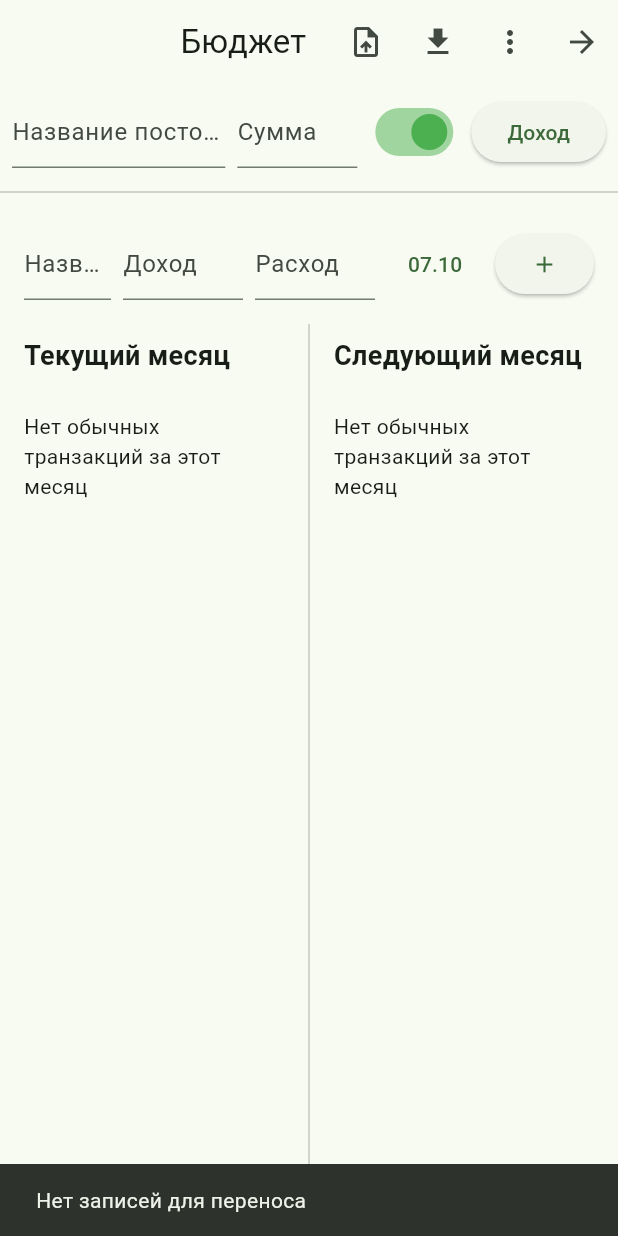
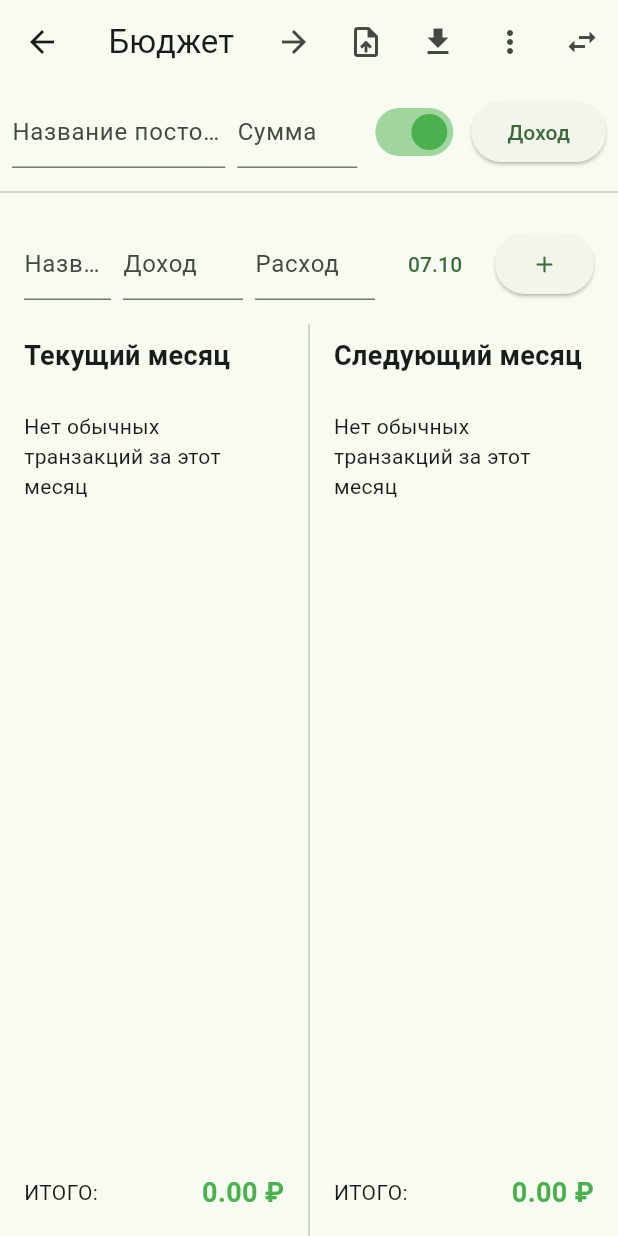
Before and after one commit to Ark005/my_first_app, a Flutter app: the screen it shows after launch, after a tap on the "arrow forward" icon, on a phone screen of 412 x 824 dp. Run offline on Flutter 3.47's test engine with Material 3 defaults, Android fonts, the phone set to English and light mode, and no system bars; our stand-ins replace file_picker, shared_preferences.

Commit message:
фиксируются перетягивание записей

```diff
--- a/lib/main.dart
+++ b/lib/main.dart
@@ -1,3 +1,4 @@
+// === ИМПОРТЫ ===
 import 'dart:io';
 import 'dart:math' as math;
 
@@ -8,20 +9,23 @@ import 'package:intl/intl.dart';
 import 'package:path_provider/path_provider.dart';
 import 'package:shared_preferences/shared_preferences.dart';
 
+// === ИНИЦИАЛИЗАЦИЯ ===
 void main() async {
   WidgetsFlutterBinding.ensureInitialized();
+  // Инициализация форматирования дат на русском языке
   await initializeDateFormatting('ru_RU', null);
   runApp(const BudgetApp());
 }
 
-// Модель транзакции — не изменилась
+// === МОДЕЛЬ ТРАНЗАКЦИИ ===
+// Хранит все данные одной записи: название, доход/расход, дата, постоянная ли, порядок
 class Transaction {
   String title;
   double income;
   double expense;
   DateTime date;
-  bool isRecurring;
-  int order;
+  bool isRecurring; // true — постоянная запись (доход/расход)
+  int order;        // порядок для drag-and-drop
 
   Transaction({
     required this.title,
@@ -32,10 +36,12 @@ class Transaction {
     this.order = 0,
   });
 
+  // Преобразует объект в строку для сохранения в SharedPreferences
   String toStorageString() {
     return '${date.millisecondsSinceEpoch}|$title|$income|$expense|$isRecurring|$order';
   }
 
+  // Восстанавливает объект из строки
   static Transaction fromStorageString(String s) {
     final parts = s.split('|');
     final order = parts.length > 5 ? int.tryParse(parts[5]) ?? 0 : 0;
@@ -50,6 +56,7 @@ class Transaction {
   }
 }
 
+// === ГЛАВНОЕ ПРИЛОЖЕНИЕ ===
 class BudgetApp extends StatelessWidget {
   const BudgetApp({super.key});
 
@@ -66,6 +73,7 @@ class BudgetApp extends StatelessWidget {
   }
 }
 
+// === ОСНОВНАЯ СТРАНИЦА ===
 class BudgetPage extends StatefulWidget {
   const BudgetPage({super.key});
 
@@ -74,10 +82,12 @@ class BudgetPage extends StatefulWidget {
 }
 
 class _BudgetPageState extends State<BudgetPage> {
-  final List<Transaction> _transactions = [];
-  final List<Transaction> _recurringExpenses = [];
-  final List<Transaction> _recurringIncomes = [];
+  // === ХРАНИЛИЩА ДАННЫХ ===
+  final List<Transaction> _transactions = [];         // обычные записи
+  final List<Transaction> _recurringExpenses = [];    // постоянные расходы
+  final List<Transaction> _recurringIncomes = [];     // постоянные доходы
 
+  // === КОНТРОЛЛЕРЫ ПОЛЕЙ ВВОДА ===
   final TextEditingController _titleController = TextEditingController();
   final TextEditingController _incomeController = TextEditingController();
   final TextEditingController _expenseController = TextEditingController();
@@ -85,38 +95,52 @@ class _BudgetPageState extends State<BudgetPage> {
 
   final TextEditingController _recTitleController = TextEditingController();
   final TextEditingController _recAmountController = TextEditingController();
-  bool _isRecurringIncome = true;
+  bool _isRecurringIncome = true; // true = доход, false = расход
 
+  // === СОСТОЯНИЕ РЕДАКТИРОВАНИЯ ПОСТОЯННЫХ ЗАПИСЕЙ ===
   bool _isEditingRecurring = false;
   int? _editingRecurringIndex;
   bool _isEditingRecurringIsIncome = true;
 
+  // === ФЛАГ ИНИЦИАЛИЗАЦИИ ===
   bool _isInitialized = false;
 
-  // Два месяца: текущий и следующий
-  late DateTime _currentMonth;
-  late DateTime _nextMonth;
+  // === ТЕКУЩИЙ МЕСЯЦ (управляемое состояние) ===
+  // Отображается слева. Справа — следующий месяц.
+  DateTime _currentMonth = DateTime(DateTime.now().year, DateTime.now().month, 1);
 
+  // Вспомогательное свойство: следующий месяц
+  DateTime get _nextMonth => _addMonths(_currentMonth, 1);
+
+  // === ИНИЦИАЛИЗАЦИЯ ===
   @override
   void initState() {
     super.initState();
     _loadAndInit();
   }
 
+  // Загружает данные и помечает приложение как готовое
   Future<void> _loadAndInit() async {
     await _loadTransactions();
-    _setCurrentAndNextMonth();
     setState(() {
       _isInitialized = true;
     });
   }
 
-  void _setCurrentAndNextMonth() {
-    final now = DateTime.now();
-    _currentMonth = DateTime(now.year, now.month, 1);
-    _nextMonth = _addMonths(_currentMonth, 1);
+  // === НАВИГАЦИЯ ПО МЕСЯЦАМ ===
+  void _moveToPreviousPair() {
+    setState(() {
+      _currentMonth = _addMonths(_currentMonth, -1);
+    });
   }
 
+  void _moveToNextPair() {
+    setState(() {
+      _currentMonth = _addMonths(_currentMonth, 1);
+    });
+  }
+
+  // === ОЧИСТКА РЕСУРСОВ ===
   @override
   void dispose() {
     _titleController.dispose();
@@ -127,7 +151,7 @@ class _BudgetPageState extends State<BudgetPage> {
     super.dispose();
   }
 
-  // === Сохранение и загрузка ===
+  // === СОХРАНЕНИЕ И ЗАГРУЗКА ===
   Future<void> _saveTransactions() async {
     final prefs = await SharedPreferences.getInstance();
     await prefs.setStringList('transactions', _transactions.map((tx) => tx.toStorageString()).toList());
@@ -155,7 +179,7 @@ class _BudgetPageState extends State<BudgetPage> {
     }
   }
 
-  // === Вспомогательные функции даты ===
+  // === ВСПОМОГАТЕЛЬНЫЕ ФУНКЦИИ ДЛЯ ДАТ ===
   int _daysInMonth(int year, int month) {
     if (month == 2) return _isLeapYear(year) ? 29 : 28;
     return [31, 28, 31, 30, 31, 30, 31, 31, 30, 31, 30, 31][month - 1];
@@ -165,7 +189,17 @@ class _BudgetPageState extends State<BudgetPage> {
     return (year % 4 == 0) && (year % 100 != 0 || year % 400 == 0);
   }
 
-  // === UI: выбор даты ===
+  // Добавляет N месяцев к дате (корректно обрабатывает переходы через год)
+  DateTime _addMonths(DateTime date, int months) {
+    final year = date.year + ((date.month + months - 1) ~/ 12);
+    final month = ((date.month + months - 1) % 12) + 1;
+    final day = date.day;
+    final daysInNewMonth = _daysInMonth(year, month);
+    final newDay = day > daysInNewMonth ? daysInNewMonth : day;
+    return DateTime(year, month, newDay);
+  }
+
+  // === UI: ВЫБОР ДАТЫ ===
   Future<void> _selectDate() async {
     final picked = await showDatePicker(
       context: context,
@@ -179,7 +213,7 @@ class _BudgetPageState extends State<BudgetPage> {
     }
   }
 
-  // === Добавление обычной транзакции ===
+  // === ДОБАВЛЕНИЕ ОБЫЧНОЙ ТРАНЗАКЦИИ ===
   void _addTransaction() {
     final title = _titleController.text.trim();
     final income = double.tryParse(_incomeController.text) ?? 0.0;
@@ -189,14 +223,14 @@ class _BudgetPageState extends State<BudgetPage> {
       return;
     }
 
-    // Определяем, в какой из двух месяцев добавлять запись
+    // Определяем, в какой из двух видимых месяцев добавлять запись
     DateTime targetMonth;
     if (_selectedDate.year == _currentMonth.year && _selectedDate.month == _currentMonth.month) {
       targetMonth = _currentMonth;
     } else if (_selectedDate.year == _nextMonth.year && _selectedDate.month == _nextMonth.month) {
       targetMonth = _nextMonth;
     } else {
-      targetMonth = _currentMonth;
+      targetMonth = _currentMonth; // по умолчанию — текущий
     }
 
     final day = math.min(_selectedDate.day, _daysInMonth(targetMonth.year, targetMonth.month));
@@ -220,7 +254,7 @@ class _BudgetPageState extends State<BudgetPage> {
     _saveTransactions();
   }
 
-  // === Постоянные доходы/расходы ===
+  // === РАБОТА С ПОСТОЯННЫМИ ЗАПИСЯМИ ===
   void _addRecurring() {
     final title = _recTitleController.text.trim();
     final amount = double.tryParse(_recAmountController.text) ?? 0.0;
@@ -306,13 +340,13 @@ class _BudgetPageState extends State<BudgetPage> {
     _saveTransactions();
   }
 
-  // === Удаление обычной транзакции ===
+  // === УДАЛЕНИЕ ОБЫЧНОЙ ТРАНЗАКЦИИ ===
   void _deleteTransaction(Transaction tx) {
     setState(() { _transactions.remove(tx); });
     _saveTransactions();
   }
 
-  // === Перенос транзакции между двумя месяцами ===
+  // === ПЕРЕНОС ТРАНЗАКЦИИ МЕЖДУ ДВУМЯ ВИДИМЫМИ МЕСЯЦАМИ ===
   Future<void> _moveTransactionToAnotherMonth(Transaction tx) async {
     final months = [_currentMonth, _nextMonth];
     final result = await showDialog<DateTime?>(
@@ -334,9 +368,7 @@ class _BudgetPageState extends State<BudgetPage> {
             ),
           ),
         ),
-        actions: [
-          TextButton(onPressed: () => Navigator.of(ctx).pop(null), child: const Text('Отмена')),
-        ],
+        actions: [TextButton(onPressed: () => Navigator.of(ctx).pop(null), child: const Text('Отмена'))],
       ),
     );
 
@@ -363,7 +395,7 @@ class _BudgetPageState extends State<BudgetPage> {
     );
   }
 
-  // === Очистка всех данных ===
+  // === ОЧИСТКА ВСЕХ ДАННЫХ ===
   Future<void> _clearAllData() async {
     final confirmed = await showDialog<bool>(
       context: context,
@@ -388,7 +420,7 @@ class _BudgetPageState extends State<BudgetPage> {
     }
   }
 
-  // === Экспорт в CSV ===
+  // === ЭКСПОРТ В CSV ===
   Future<void> _exportToCSV() async {
     final buffer = StringBuffer();
     buffer.writeln('"Дата","Название","Доход","Расход","Постоянная"');
@@ -409,6 +441,7 @@ class _BudgetPageState extends State<BudgetPage> {
       final file = File('${dir.path}/budget_export.csv');
       await file.writeAsString(buffer.toString());
 
+      // На macOS копируем в папку Загрузок для удобства
       if (Platform.isMacOS) {
         final user = Platform.environment['USER'] ?? 'Shared';
         final downloadsDir = Directory('/Users/$user/Downloads');
@@ -426,7 +459,7 @@ class _BudgetPageState extends State<BudgetPage> {
     }
   }
 
-  // === Импорт из CSV ===
+  // === ИМПОРТ ИЗ CSV ===
   Future<void> _importFromCSV() async {
     try {
       final result = await FilePicker.platform.pickFiles(type: FileType.custom, allowedExtensions: ['csv']);
@@ -441,6 +474,7 @@ class _BudgetPageState extends State<BudgetPage> {
       final List<Transaction> newRecurringExpenses = [];
 
       for (int i = 1; i < lines.length; i++) {
+        // Поддержка CSV с запятыми и точками с запятой
         List<String> cells = lines[i].contains(';') ? lines[i].split(';') : lines[i].split(',');
         if (cells.length < 5) continue;
 
@@ -481,6 +515,7 @@ class _BudgetPageState extends State<BudgetPage> {
         }
       }
 
+      // Обновляем состояние и сохраняем
       setState(() {
         _transactions.clear();
         _transactions.addAll(newTransactions);
@@ -497,7 +532,7 @@ class _BudgetPageState extends State<BudgetPage> {
     }
   }
 
-  // === Перенос итога текущего месяца в следующий ===
+  // === ПЕРЕНОС ИТОГА ТЕКУЩЕГО МЕСЯЦА В СЛЕДУЮЩИЙ ===
   void _shiftCurrentMonthForward() {
     final currentTransactions = _transactions.where((tx) =>
         tx.date.year == _currentMonth.year && tx.date.month == _currentMonth.month).toList();
@@ -527,20 +562,12 @@ class _BudgetPageState extends State<BudgetPage> {
     );
   }
 
+  // Форматирует месяц как "Январь 2025"
   String _getMonthNameInNominative(DateTime date) {
     return '${DateFormat('MMMM', 'ru_RU').format(date)} ${date.year}';
   }
 
-  DateTime _addMonths(DateTime date, int months) {
-    final year = date.year + ((date.month + months - 1) ~/ 12);
-    final month = ((date.month + months - 1) % 12) + 1;
-    final day = date.day;
-    final daysInNewMonth = _daysInMonth(year, month);
-    final newDay = day > daysInNewMonth ? daysInNewMonth : day;
-    return DateTime(year, month, newDay);
-  }
-
-  // === Виджет постоянной записи ===
+  // === ВИДЖЕТ ПОСТОЯННОЙ ЗАПИСИ ===
   Widget _buildRecurringItem(Transaction tx, bool isIncome) {
     final txBalance = tx.income - tx.expense;
     return Card(
@@ -590,7 +617,7 @@ class _BudgetPageState extends State<BudgetPage> {
     );
   }
 
-  // === Секция постоянных записей для конкретного месяца ===
+  // === СЕКЦИЯ ПОСТОЯННЫХ ЗАПИСЕЙ ДЛЯ МЕСЯЦА ===
   List<Widget> _buildRecurringSection(DateTime month) {
     final recurringItems = [
       ..._recurringIncomes.map((tx) => _buildRecurringItem(Transaction(
@@ -608,7 +635,7 @@ class _BudgetPageState extends State<BudgetPage> {
     ];
   }
 
-  // === Действия с транзакцией (меню) ===
+  // === МЕНЮ ДЕЙСТВИЙ НАД ТРАНЗАКЦИЕЙ ===
   void _showTransactionActions(Transaction tx) {
     showModalBottomSheet(
       context: context,
@@ -637,16 +664,17 @@ class _BudgetPageState extends State<BudgetPage> {
     );
   }
 
-  // === Секция для одного месяца (с ReorderableListView) ===
+  // === СЕКЦИЯ ДЛЯ ОДНОГО МЕСЯЦА (С DRAG-AND-DROP) ===
   Widget _buildMonthSection(DateTime month, String title) {
-    final regularTransactions = _transactions
+    // Получаем записи для этого месяца и сортируем по order
+    final monthTransactions = _transactions
         .where((tx) => tx.date.year == month.year && tx.date.month == month.month && !tx.isRecurring)
         .toList()
       ..sort((a, b) => a.order.compareTo(b.order));
 
-    // Вычисляем баланс для итога
+    // Вычисляем итог для этого месяца (включая постоянные записи)
     final allForBalance = [
-      ...regularTransactions,
+      ...monthTransactions,
       ..._recurringIncomes.map((tx) => Transaction(title: tx.title, income: tx.income, expense: 0, date: month, isRecurring: true)),
       ..._recurringExpenses.map((tx) => Transaction(title: tx.title, income: 0, expense: tx.expense, date: month, isRecurring: true)),
     ];
@@ -655,8 +683,8 @@ class _BudgetPageState extends State<BudgetPage> {
     // Формируем список виджетов для ReorderableListView
     final allWidgets = [
       ..._buildRecurringSection(month),
-      if (regularTransactions.isEmpty)
-        // 🔑 ОБЯЗАТЕЛЬНО: добавляем key к placeholder-виджету!
+      if (monthTransactions.isEmpty)
+        // 🔑 ОБЯЗАТЕЛЬНО: key для placeholder'а!
         Center(
           key: const ValueKey('no_transactions_placeholder'),
           child: Padding(
@@ -665,14 +693,14 @@ class _BudgetPageState extends State<BudgetPage> {
           ),
         )
       else
-        for (int i = 0; i < regularTransactions.length; i++)
+        for (int i = 0; i < monthTransactions.length; i++)
           Card(
-            // 🔑 У каждой обычной транзакции тоже есть уникальный key
-            key: ValueKey('tx_${regularTransactions[i].date.millisecondsSinceEpoch}_${regularTransactions[i].title}_${regularTransactions[i].order}'),
+            // 🔑 Уникальный key для каждой транзакции
+            key: ValueKey('tx_${monthTransactions[i].date.millisecondsSinceEpoch}_${monthTransactions[i].title}_${monthTransactions[i].order}'),
             margin: const EdgeInsets.symmetric(horizontal: 16, vertical: 4),
             child: ListTile(
-              title: Text(regularTransactions[i].title),
-              subtitle: Text(DateFormat('dd MMMM yyyy', 'ru_RU').format(regularTransactions[i].date)),
+              title: Text(monthTransactions[i].title),
+              subtitle: Text(DateFormat('dd MMMM yyyy', 'ru_RU').format(monthTransactions[i].date)),
               trailing: Row(
                 mainAxisSize: MainAxisSize.min,
                 children: [
@@ -680,15 +708,15 @@ class _BudgetPageState extends State<BudgetPage> {
                     crossAxisAlignment: CrossAxisAlignment.end,
                     mainAxisAlignment: MainAxisAlignment.center,
                     children: [
-                      if (regularTransactions[i].income > 0)
-                        Text('+${regularTransactions[i].income.toStringAsFixed(2)} ₽', style: const TextStyle(color: Colors.green)),
-                      if (regularTransactions[i].expense > 0)
-                        Text('-${regularTransactions[i].expense.toStringAsFixed(2)} ₽', style: const TextStyle(color: Colors.red)),
+                      if (monthTransactions[i].income > 0)
+                        Text('+${monthTransactions[i].income.toStringAsFixed(2)} ₽', style: const TextStyle(color: Colors.green)),
+                      if (monthTransactions[i].expense > 0)
+                        Text('-${monthTransactions[i].expense.toStringAsFixed(2)} ₽', style: const TextStyle(color: Colors.red)),
                       Text(
-                        'Итого: ${(regularTransactions[i].income - regularTransactions[i].expense).toStringAsFixed(2)} ₽',
+                        'Итого: ${(monthTransactions[i].income - monthTransactions[i].expense).toStringAsFixed(2)} ₽',
                         style: TextStyle(
                           fontWeight: FontWeight.bold,
-                          color: (regularTransactions[i].income - regularTransactions[i].expense) >= 0 ? Colors.green : Colors.red,
+                          color: (monthTransactions[i].income - monthTransactions[i].expense) >= 0 ? Colors.green : Colors.red,
                         ),
                       ),
                     ],
@@ -696,7 +724,7 @@ class _BudgetPageState extends State<BudgetPage> {
                   const SizedBox(width: 12),
                   IconButton(
                     icon: const Icon(Icons.more_vert),
-                    onPressed: () => _showTransactionActions(regularTransactions[i]),
+                    onPressed: () => _showTransactionActions(monthTransactions[i]),
                   ),
                 ],
               ),
@@ -715,28 +743,32 @@ class _BudgetPageState extends State<BudgetPage> {
           child: ReorderableListView(
             padding: const EdgeInsets.only(bottom: 70),
             onReorder: (oldIndex, newIndex) {
-              if (regularTransactions.isEmpty) return;
-              if (oldIndex < 0 || oldIndex >= regularTransactions.length) return;
-              if (newIndex < 0 || newIndex > regularTransactions.length) return;
+              if (monthTransactions.isEmpty) return;
+              if (oldIndex < 0 || oldIndex >= monthTransactions.length) return;
+              if (newIndex < 0 || newIndex > monthTransactions.length) return;
 
               setState(() {
                 if (newIndex > oldIndex) newIndex -= 1;
-                if (newIndex < 0 || newIndex >= regularTransactions.length) return;
+                if (newIndex < 0 || newIndex >= monthTransactions.length) return;
 
-                final item = regularTransactions.removeAt(oldIndex);
-                regularTransactions.insert(newIndex, item);
-                for (int i = 0; i < regularTransactions.length; i++) {
-                  regularTransactions[i].order = i;
+                // Перемещаем элемент в локальном списке
+                final item = monthTransactions.removeAt(oldIndex);
+                monthTransactions.insert(newIndex, item);
+
+                // Обновляем order у всех записей в этом месяце
+                for (int i = 0; i < monthTransactions.length; i++) {
+                  monthTransactions[i].order = i;
                 }
 
-                // Обновляем глобальный список
+                // Обновляем ГЛОБАЛЬНЫЙ список: удаляем старые и добавляем обновлённые
                 _transactions.removeWhere((tx) =>
                     tx.date.year == month.year && tx.date.month == month.month && !tx.isRecurring);
-                _transactions.addAll(regularTransactions);
-                _saveTransactions();
+                _transactions.addAll(monthTransactions);
+
+                _saveTransactions(); // Сохраняем изменения
               });
             },
-            children: allWidgets, // ✅ Теперь ВСЕ элементы имеют key
+            children: allWidgets, // ✅ Все элементы имеют уникальный key
           ),
         ),
         Padding(
@@ -760,7 +792,7 @@ class _BudgetPageState extends State<BudgetPage> {
     );
   }
 
-  // === Основной build ===
+  // === ГЛАВНЫЙ МЕТОД ОТОБРАЖЕНИЯ ===
   @override
   Widget build(BuildContext context) {
     if (!_isInitialized) {
@@ -771,7 +803,17 @@ class _BudgetPageState extends State<BudgetPage> {
       appBar: AppBar(
         title: const Text('Бюджет'),
         centerTitle: true,
+        // Кнопка "Назад" для перехода к предыдущей паре месяцев
+        leading: IconButton(
+          icon: const Icon(Icons.arrow_back),
+          onPressed: _moveToPreviousPair,
+        ),
         actions: [
+          // Кнопка "Вперёд"
+          IconButton(
+            icon: const Icon(Icons.arrow_forward),
+            onPressed: _moveToNextPair,
+          ),
           IconButton(icon: const Icon(Icons.upload_file), onPressed: _importFromCSV, tooltip: 'Импорт из CSV'),
           IconButton(icon: const Icon(Icons.download), onPressed: _exportToCSV, tooltip: 'Экспорт в CSV'),
           PopupMenuButton<String>(
@@ -782,8 +824,9 @@ class _BudgetPageState extends State<BudgetPage> {
               const PopupMenuItem(value: 'clear', child: Text('Очистить все данные')),
             ],
           ),
+          // Кнопка переноса итога
           IconButton(
-            icon: const Icon(Icons.arrow_forward),
+            icon: const Icon(Icons.swap_horiz),
             onPressed: _shiftCurrentMonthForward,
             tooltip: 'Перенести итог текущего месяца в следующий',
           ),
@@ -791,7 +834,7 @@ class _BudgetPageState extends State<BudgetPage> {
       ),
       body: Column(
         children: [
-          // Панель постоянных записей
+          // Панель добавления постоянной записи
           Padding(
             padding: const EdgeInsets.all(8.0),
             child: Row(
@@ -821,7 +864,7 @@ class _BudgetPageState extends State<BudgetPage> {
 
           const Divider(),
 
-          // Панель обычных транзакций
+          // Панель добавления обычной транзакции
           if (!_isEditingRecurring)
             Padding(
               padding: const EdgeInsets.all(16.0),
```
